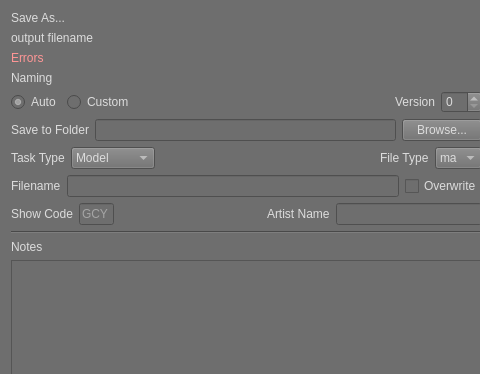
Old version of the form ui/superSaver_UI.ui in the repository SleepDeprivedVFX/versionUp; both pictures show x 0 to 480 and y 0 to 374 of the 969 by 476 pixel window.
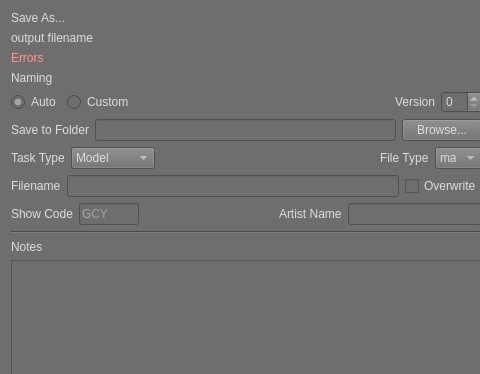
New version of the form.

Commit message: Updated UI for better readability and added QSettings

Diff of the .ui file:
```diff
--- a/ui/superSaver_UI.ui
+++ b/ui/superSaver_UI.ui
@@ -275,7 +275,7 @@
           <widget class="QLineEdit" name="showCode">
            <property name="maximumSize">
             <size>
-             <width>35</width>
+             <width>60</width>
              <height>16777215</height>
             </size>
            </property>
```
Left out of the diff: 20 changed lines with no effect on the pictures. The commit also changes 2 other files.
